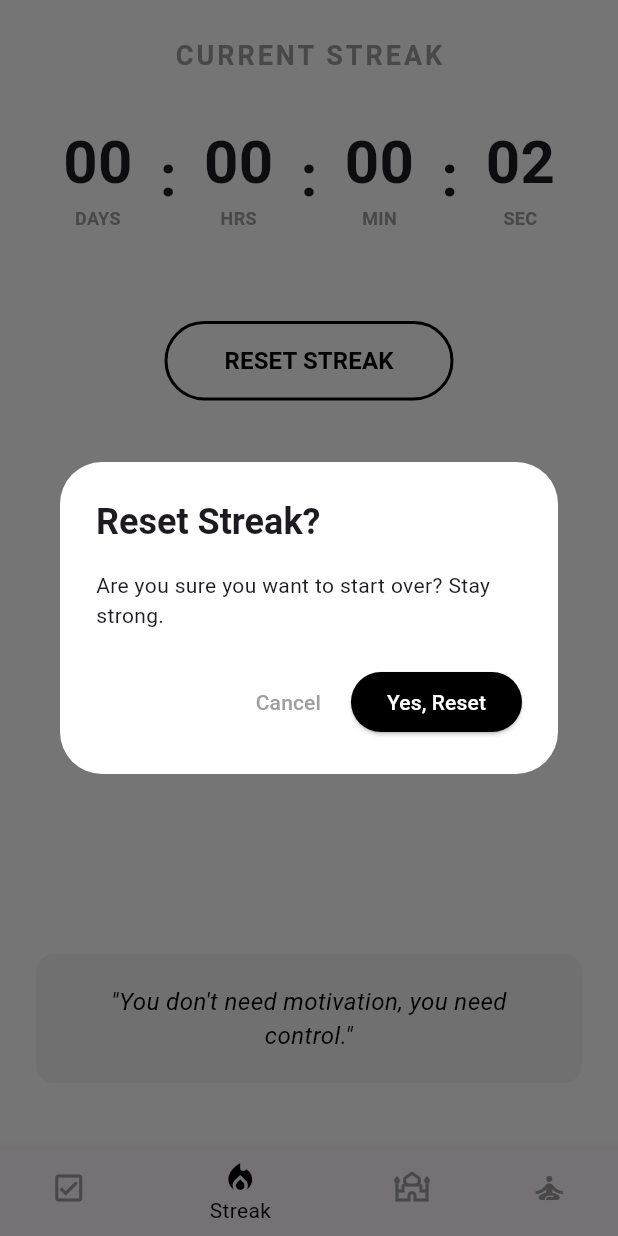
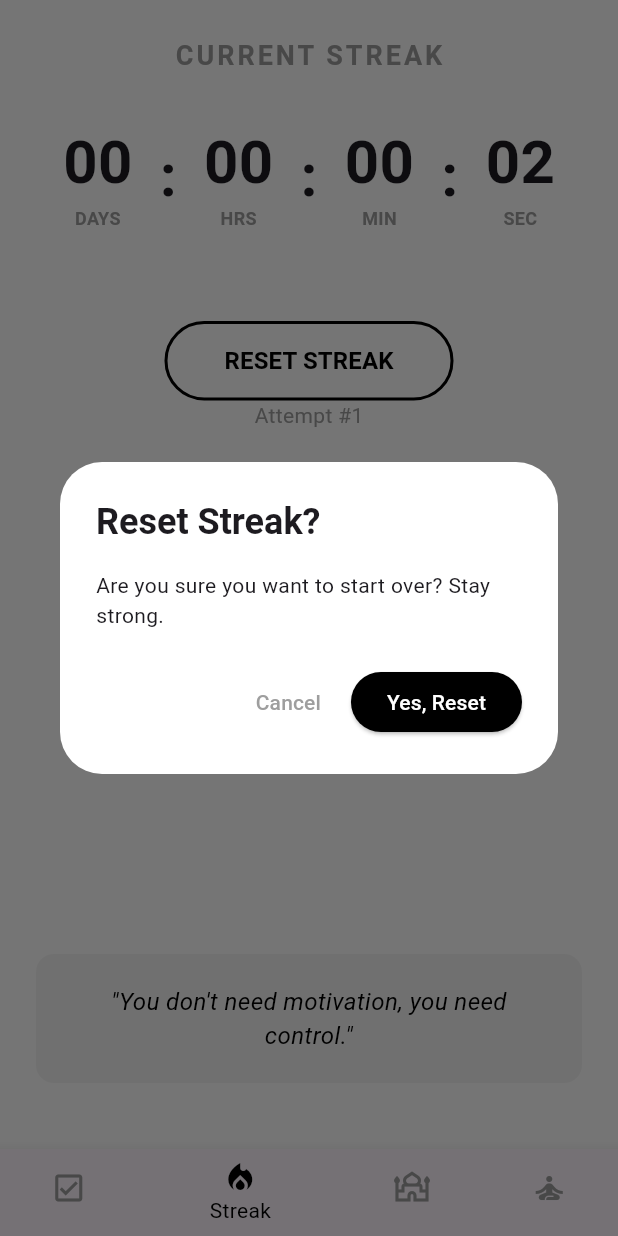
Before and after one commit to mertpalaoglu1/MindKernel-App, a Flutter app: the screen it shows after launch, item 2 of the bottom bar chosen, after a tap on "RESET STREAK", on a phone screen of 412 x 824 dp. Run offline on Flutter 3.47's test engine with Material 3 defaults, Android fonts, the phone set to English and light mode, and no system bars; our stand-ins replace audioplayers, firebase_core, shared_preferences; accounts and stored records are empty.

Commit message:
Add: Attempt Counter added to screen, minor typo fix

```diff
--- a/lib/screens/streak_screen.dart
+++ b/lib/screens/streak_screen.dart
@@ -15,7 +15,7 @@ class _StreakScreenState extends State<StreakScreen> {
   Timer? _timer;
   Duration _currentStreak = Duration.zero;
   String _currentQuote = "";
-  int _AttemptCount=1;
+  int _attemptCount=1;
 
   final List<String> _quotes = [
     "Suffer the pain of discipline or suffer the pain of regret.",
@@ -82,7 +82,7 @@ class _StreakScreenState extends State<StreakScreen> {
         _lastResetDate = DateTime.now();
         prefs.setString('lastResetDate', _lastResetDate!.toIso8601String());
       }
-      _AttemptCount = prefs.getInt('AttemptCount') ?? 1;
+      _attemptCount = prefs.getInt('AttemptCount') ?? 1;
       _currentStreak = DateTime.now().difference(_lastResetDate!);
     });
   }
@@ -115,9 +115,9 @@ class _StreakScreenState extends State<StreakScreen> {
       setState(() {
         _lastResetDate = now;
         _currentStreak = Duration.zero;
-        _AttemptCount ++; //denemeyi arttır.
+        _attemptCount ++; //denemeyi arttır.
       });
-      await prefs.setInt('AttemptCount', _AttemptCount); //kaydet.
+      await prefs.setInt('AttemptCount', _attemptCount); //kaydet.
       _pickRandomQuote();
     }
   }
@@ -167,6 +167,7 @@ class _StreakScreenState extends State<StreakScreen> {
                 ),
                 child: Text('RESET STREAK', style: TextStyle(color: textColor, fontSize: 16, fontWeight: FontWeight.bold)), // Renk dinamikleşti
               ),
+              Text('Attempt #$_attemptCount', style: const TextStyle(color: Colors.grey)),
               const Spacer(),
               Container(
                 padding: const EdgeInsets.all(20),
```
